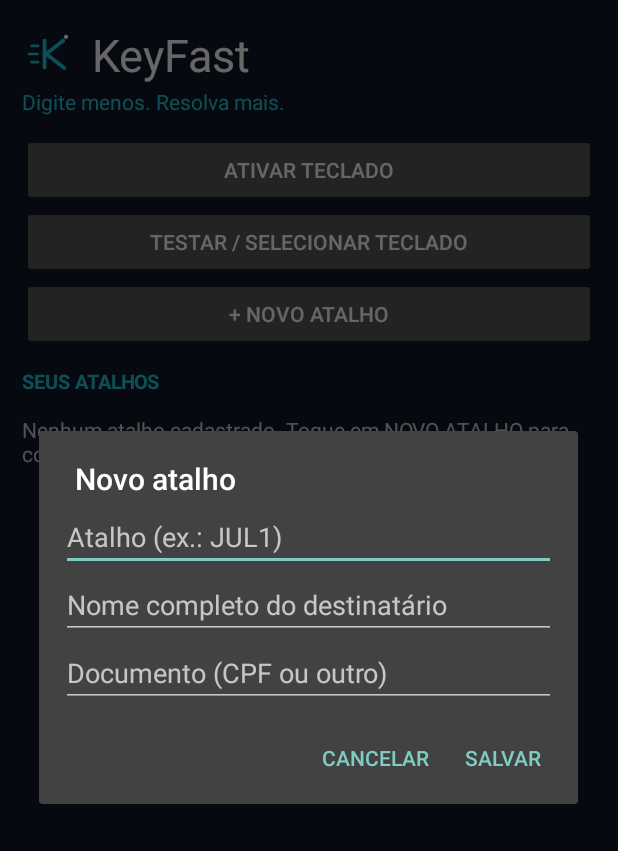
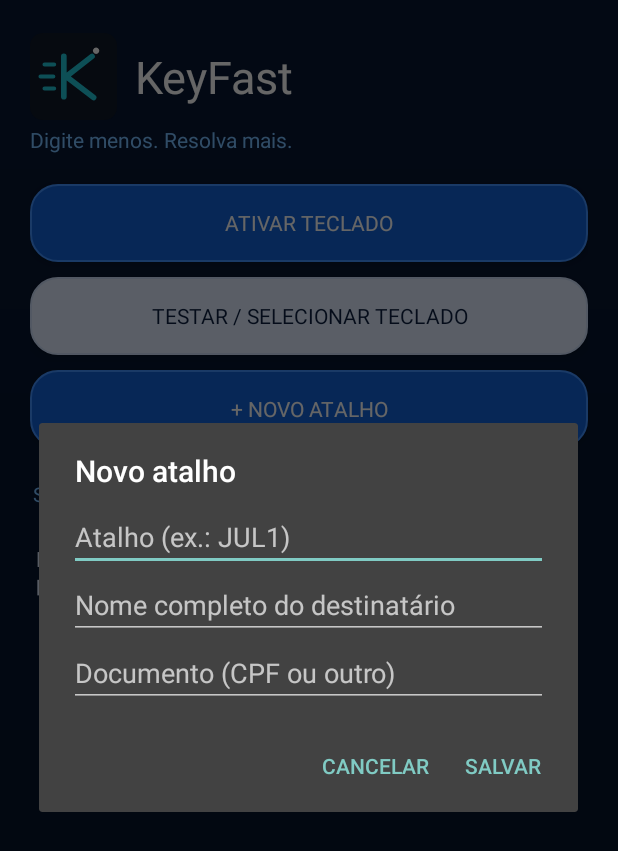
Before and after one commit to Jmls19/KeyFast, an Android app: the screen it shows after launch (MainActivity), after a tap on "+ NOVO ATALHO", on a phone screen of 412 x 824 dp. Shown: the top 851 px of the screen. Run offline under Robolectric (Android 15) with nearby library versions, the phone set to English and light mode, and no system bars; 3 statements that could not run were skipped.

Commit message:
Modernize KeyFast home screen with blue and white visual identity

```diff
--- a/app/src/main/java/br/com/keyfast/MainActivity.kt
+++ b/app/src/main/java/br/com/keyfast/MainActivity.kt
@@ -1,4 +1,5 @@
 package br.com.keyfast
+
 import android.app.Activity
 import android.content.Context
 import android.content.Intent
@@ -6,6 +7,7 @@ import android.graphics.Color
 import android.graphics.Typeface
 import android.os.Bundle
 import android.provider.Settings
+import android.view.Gravity
 import android.view.inputmethod.InputMethodManager
 import android.widget.*
 import android.graphics.drawable.GradientDrawable
@@ -13,47 +15,103 @@ import android.graphics.drawable.GradientDrawable
 class MainActivity:Activity() {
  private lateinit var store:ShortcutStore
  private lateinit var list:LinearLayout
- private val bg=Color.rgb(16,24,39); private val cyan=Color.rgb(32,199,217)
+ private val navy=Color.rgb(7,23,50)
+ private val blue=Color.rgb(18,99,217)
+ private val pale=Color.rgb(225,237,255)
+ private val ink=Color.rgb(12,31,65)
  private val interRegular by lazy { Typeface.createFromAsset(assets,"fonts/Inter-Regular.ttf") }
+ private val interMedium by lazy { Typeface.createFromAsset(assets,"fonts/Inter-Medium.ttf") }
  private val interBold by lazy { Typeface.createFromAsset(assets,"fonts/Inter-Bold.ttf") }
- override fun onCreate(savedInstanceState:Bundle?) { super.onCreate(savedInstanceState); store=ShortcutStore(this); render() }
+ override fun onCreate(savedInstanceState:Bundle?) {
+  super.onCreate(savedInstanceState)
+  window.statusBarColor=navy
+  window.navigationBarColor=navy
+  window.decorView.systemUiVisibility=0
+  store=ShortcutStore(this)
+  render()
+ }
+ private fun dp(v:Int)=(v*resources.displayMetrics.density+0.5f).toInt()
+ private fun shape(color:Int,stroke:Int=Color.TRANSPARENT)=GradientDrawable().apply{
+  setColor(color);cornerRadius=dp(18).toFloat()
+  if(stroke!=Color.TRANSPARENT)setStroke(dp(1),stroke)
+ }
+ private fun actionButton(label:String,primary:Boolean,onClick:()->Unit)=TextView(this).apply{
+  text=label;gravity=Gravity.CENTER;textSize=14f;typeface=interMedium
+  setTextColor(if(primary)Color.WHITE else ink)
+  background=shape(if(primary)blue else pale,if(primary)Color.rgb(65,145,255) else Color.rgb(205,222,249))
+  isClickable=true;isFocusable=true;setPadding(dp(12),dp(13),dp(12),dp(13))
+  elevation=dp(3).toFloat();setOnClickListener{onClick()}
+ }
  private fun render() {
-  val root=LinearLayout(this).apply { orientation=LinearLayout.VERTICAL; setPadding(22,24,22,18); setBackgroundColor(bg) }
-  val brand=LinearLayout(this).apply{orientation=LinearLayout.HORIZONTAL;gravity=android.view.Gravity.CENTER_VERTICAL}
-  brand.addView(ImageView(this).apply{setImageResource(R.drawable.keyfast_logo);contentDescription="Logotipo KeyFast"},LinearLayout.LayoutParams(58,58))
-  brand.addView(TextView(this).apply { text="KeyFast"; textSize=30f; setTextColor(Color.WHITE); typeface=interBold; setPadding(12,0,0,0) })
+  val root=LinearLayout(this).apply {
+   orientation=LinearLayout.VERTICAL
+   setPadding(dp(20),dp(22),dp(20),dp(18))
+   background=GradientDrawable(GradientDrawable.Orientation.TOP_BOTTOM,intArrayOf(navy,Color.rgb(5,17,39)))
+  }
+  val brand=LinearLayout(this).apply{orientation=LinearLayout.HORIZONTAL;gravity=Gravity.CENTER_VERTICAL}
+  brand.addView(ImageView(this).apply{setImageResource(R.drawable.keyfast_logo);contentDescription="Logotipo KeyFast"},LinearLayout.LayoutParams(dp(58),dp(58)))
+  brand.addView(TextView(this).apply {
+   text="KeyFast";textSize=30f;setTextColor(Color.WHITE);typeface=interBold;setPadding(dp(12),0,0,0)
+  })
   root.addView(brand)
-
-  root.addView(TextView(this).apply { text="Digite menos. Resolva mais."; textSize=14f; setTextColor(cyan); typeface=interRegular; setPadding(0,2,0,18) })
-  root.addView(Button(this).apply { text="ATIVAR TECLADO"; setOnClickListener { startActivity(Intent(Settings.ACTION_INPUT_METHOD_SETTINGS)) } })
-  root.addView(Button(this).apply { text="TESTAR / SELECIONAR TECLADO"; setOnClickListener { (getSystemService(Context.INPUT_METHOD_SERVICE) as InputMethodManager).showInputMethodPicker() } })
-  root.addView(Button(this).apply { text="+ NOVO ATALHO"; setOnClickListener { edit(null) } })
-  root.addView(TextView(this).apply { text="SEUS ATALHOS"; textSize=13f; typeface=Typeface.create("sans-serif",Typeface.BOLD); setTextColor(cyan); setPadding(0,18,0,8) })
-  val scroll=ScrollView(this); list=LinearLayout(this).apply { orientation=LinearLayout.VERTICAL }; scroll.addView(list); root.addView(scroll,LinearLayout.LayoutParams(-1,0,1f))
-  setContentView(root); refresh()
+  root.addView(TextView(this).apply {
+   text="Digite menos. Resolva mais.";textSize=14f;setTextColor(Color.rgb(120,190,255));typeface=interRegular
+   setPadding(0,dp(3),0,dp(20))
+  })
+  root.addView(actionButton("ATIVAR TECLADO",true){startActivity(Intent(Settings.ACTION_INPUT_METHOD_SETTINGS))},
+   LinearLayout.LayoutParams(-1,dp(52)).apply{bottomMargin=dp(10)})
+  root.addView(actionButton("TESTAR / SELECIONAR TECLADO",false){
+   (getSystemService(Context.INPUT_METHOD_SERVICE) as InputMethodManager).showInputMethodPicker()
+  },LinearLayout.LayoutParams(-1,dp(52)).apply{bottomMargin=dp(10)})
+  root.addView(actionButton("+ NOVO ATALHO",true){edit(null)},
+   LinearLayout.LayoutParams(-1,dp(52)).apply{bottomMargin=dp(18)})
+  root.addView(TextView(this).apply {
+   text="SEUS ATALHOS";textSize=13f;typeface=interBold;setTextColor(Color.rgb(120,190,255))
+   setPadding(dp(2),dp(4),0,dp(10))
+  })
+  val scroll=ScrollView(this)
+  list=LinearLayout(this).apply{orientation=LinearLayout.VERTICAL}
+  scroll.addView(list)
+  root.addView(scroll,LinearLayout.LayoutParams(-1,0,1f))
+  setContentView(root)
+  refresh()
  }
  private fun refresh() {
-  list.removeAllViews(); val items=store.all().sortedBy { it.trigger.lowercase() }
-  if(items.isEmpty()) list.addView(TextView(this).apply { text="Nenhum atalho cadastrado. Toque em NOVO ATALHO para começar."; setTextColor(Color.LTGRAY); setPadding(0,12,0,12) })
-  items.forEach { item ->
-   val row=LinearLayout(this).apply { orientation=LinearLayout.VERTICAL; setPadding(14,12,14,12); setBackgroundColor(Color.rgb(38,52,73)) }
-   row.addView(TextView(this).apply { text=item.trigger; textSize=19f; typeface=Typeface.DEFAULT_BOLD; setTextColor(Color.WHITE) })
-   row.addView(TextView(this).apply { text=item.recipientName+"\n"+item.document; setTextColor(Color.LTGRAY); textSize=13f })
-   val actions=LinearLayout(this)
-   actions.addView(Button(this).apply { text="EDITAR"; setOnClickListener { edit(item) } })
-   actions.addView(Button(this).apply { text="EXCLUIR"; setOnClickListener { android.app.AlertDialog.Builder(this@MainActivity).setMessage("Excluir "+item.trigger+"?").setNegativeButton("Cancelar",null).setPositiveButton("Excluir") { _,_->store.delete(item.id); refresh() }.show() } })
-   row.addView(actions); list.addView(row,LinearLayout.LayoutParams(-1,-2).apply { bottomMargin=10 })
+  list.removeAllViews()
+  val items=store.all().sortedBy{it.trigger.lowercase()}
+  if(items.isEmpty())list.addView(TextView(this).apply{
+   text="Nenhum atalho cadastrado. Toque em NOVO ATALHO para começar."
+   setTextColor(Color.rgb(220,232,250));typeface=interRegular;textSize=14f
+   setPadding(dp(4),dp(14),dp(4),dp(14))
+  })
+  items.forEach{item->
+   val row=LinearLayout(this).apply{
+    orientation=LinearLayout.VERTICAL;setPadding(dp(14),dp(12),dp(14),dp(12))
+    background=shape(Color.rgb(250,252,255),Color.rgb(205,222,249));elevation=dp(3).toFloat()
+   }
+   row.addView(TextView(this).apply{text=item.trigger;textSize=19f;typeface=interBold;setTextColor(blue)})
+   row.addView(TextView(this).apply{text=item.recipientName+"\n"+item.document;setTextColor(ink);textSize=13f;typeface=interRegular})
+   val actions=LinearLayout(this).apply{orientation=LinearLayout.HORIZONTAL;gravity=Gravity.END}
+   actions.addView(actionButton("EDITAR",false){edit(item)},LinearLayout.LayoutParams(dp(104),dp(42)).apply{setMargins(0,dp(10),dp(8),0)})
+   actions.addView(actionButton("EXCLUIR",true){
+    android.app.AlertDialog.Builder(this@MainActivity).setTitle("Excluir atalho?")
+     .setMessage("Deseja excluir ${item.trigger}?").setNegativeButton("CANCELAR",null)
+     .setPositiveButton("EXCLUIR"){_,_->store.delete(item.id);refresh()}.show()
+   },LinearLayout.LayoutParams(dp(104),dp(42)).apply{setMargins(0,dp(10),0,0)})
+   row.addView(actions)
+   list.addView(row,LinearLayout.LayoutParams(-1,-2).apply{bottomMargin=dp(10)})
   }
  }
  private fun edit(existing:RecipientShortcut?) {
-  val trigger=EditText(this).apply { hint="Atalho (ex.: JUL1)"; setSingleLine(); setText(existing?.trigger ?: "") }
-  val name=EditText(this).apply { hint="Nome completo do destinatário"; setText(existing?.recipientName ?: "") }
-  val doc=EditText(this).apply { hint="Documento (CPF ou outro)"; setText(existing?.document ?: "") }
-  val form=LinearLayout(this).apply { orientation=LinearLayout.VERTICAL; setPadding(22,4,22,4); addView(trigger); addView(name); addView(doc) }
-  android.app.AlertDialog.Builder(this).setTitle(if(existing==null) "Novo atalho" else "Editar atalho").setView(form).setNegativeButton("Cancelar",null).setPositiveButton("Salvar") { _,_ ->
-   val t=trigger.text.toString().trim().uppercase(); val n=name.text.toString().trim(); val d=doc.text.toString().trim()
-   if(t.isBlank()||n.isBlank()||d.isBlank()) Toast.makeText(this,"Preencha os três campos.",Toast.LENGTH_LONG).show()
-   else { store.save(RecipientShortcut(existing?.id ?: java.util.UUID.randomUUID().toString(),t,n,d)); refresh() }
-  }.show()
+  val trigger=EditText(this).apply{hint="Atalho (ex.: JUL1)";setSingleLine();setText(existing?.trigger?:"")}
+  val name=EditText(this).apply{hint="Nome completo do destinatário";setText(existing?.recipientName?:"")}
+  val doc=EditText(this).apply{hint="Documento (CPF ou outro)";setText(existing?.document?:"")}
+  val form=LinearLayout(this).apply{orientation=LinearLayout.VERTICAL;setPadding(dp(20),dp(8),dp(20),dp(8));addView(trigger);addView(name);addView(doc)}
+  android.app.AlertDialog.Builder(this).setTitle(if(existing==null)"Novo atalho" else "Editar atalho").setView(form)
+   .setNegativeButton("CANCELAR",null).setPositiveButton("SALVAR"){_,_->
+    val t=trigger.text.toString().trim().uppercase();val n=name.text.toString().trim();val d=doc.text.toString().trim()
+    if(t.isBlank()||n.isBlank()||d.isBlank())Toast.makeText(this,"Preencha os três campos.",Toast.LENGTH_LONG).show()
+    else{store.save(RecipientShortcut(existing?.id?:java.util.UUID.randomUUID().toString(),t,n,d));refresh()}
+   }.show()
  }
 }
```
